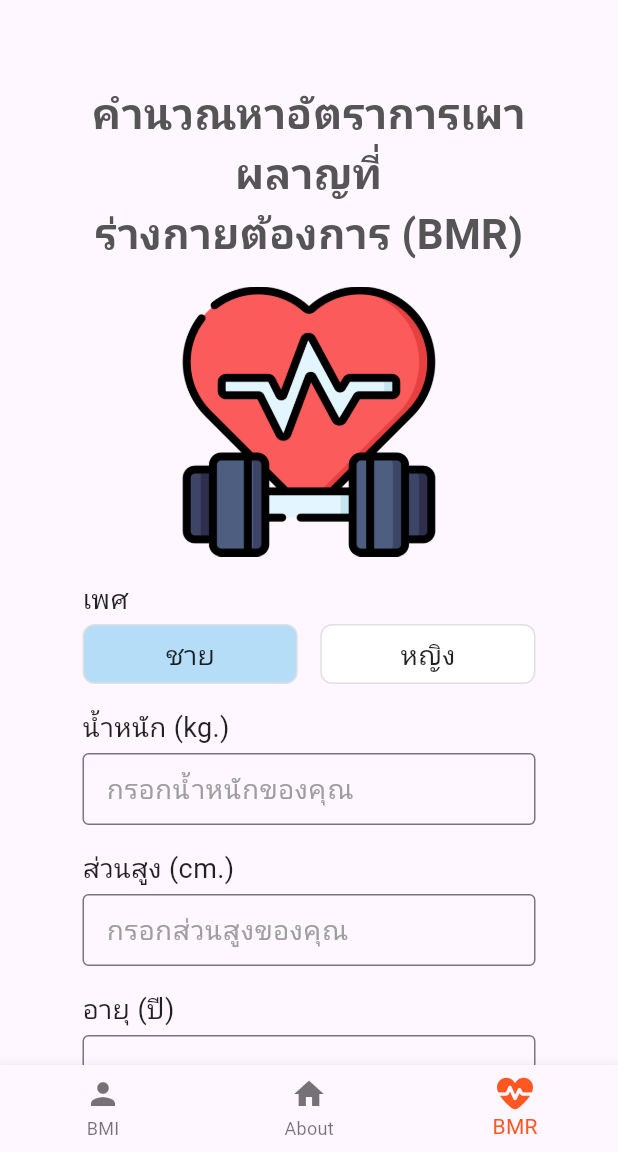
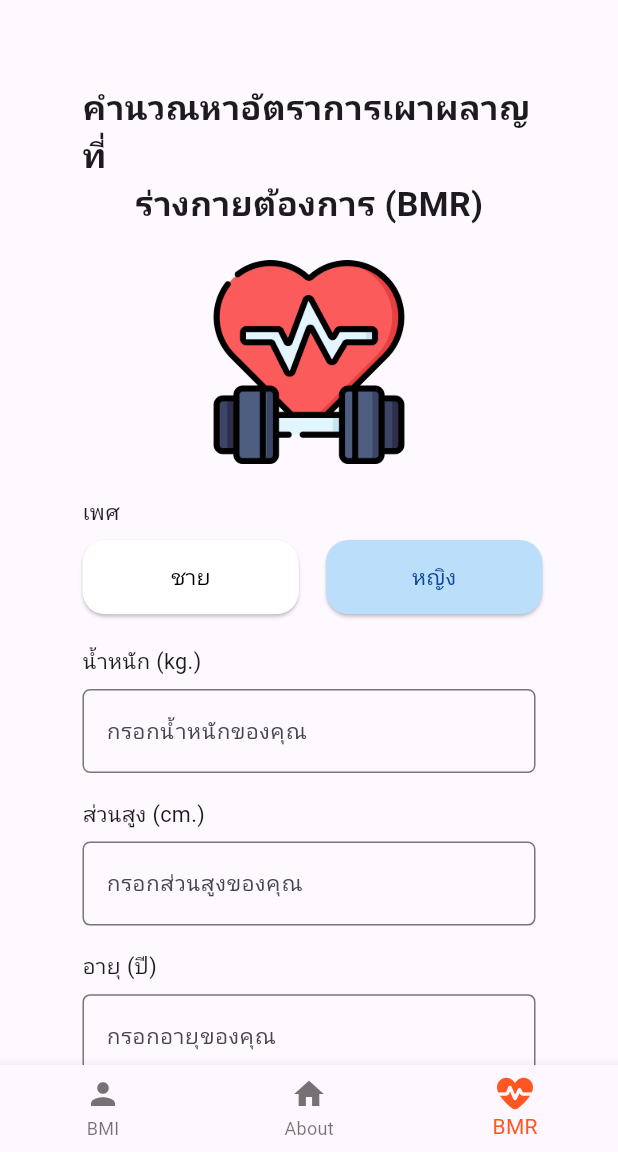
Before and after one commit to Ti33Y/flutter_body_health_calculator_project, a Flutter app: the screen it shows after launch, item 3 of the bottom bar chosen, on a phone screen of 412 x 824 dp, the part 84-1236 px from its top. Run offline on Flutter 3.47's test engine with Material 3 defaults, Android fonts, the phone set to English and light mode, and no system bars; our stand-ins replace font_awesome_flutter, google_fonts; Roboto replaces fonts that are missing (Kanit).

Commit message:
Update BMI and BMR

```diff
--- a/lib/views/bmi_ui.dart
+++ b/lib/views/bmi_ui.dart
@@ -8,6 +8,13 @@ class BmiUi extends StatefulWidget {
 }
 
 class _BmiUiState extends State<BmiUi> {
+  //สร้างัวแปลควบคุมเทคฟิว
+  TextEditingController _weightCtrl =TextEditingController();
+  TextEditingController _hightCtrl =TextEditingController();
+
+double _bmi = 0;
+String _result = "การแปลผล";
+
   @override
   Widget build(BuildContext context) {
     return Scaffold(
@@ -61,6 +68,7 @@ class _BmiUiState extends State<BmiUi> {
                 SizedBox(
                   height: 48,
                   child: TextField(
+                    controller: _weightCtrl,
                     keyboardType: TextInputType.number,
                     decoration: InputDecoration(
                       hintText: 'กรอกน้ำหนักของคุณ',
@@ -97,6 +105,7 @@ class _BmiUiState extends State<BmiUi> {
                 SizedBox(
                   height: 48,
                   child: TextField(
+                    controller: _hightCtrl,
                     keyboardType: TextInputType.number,
                     decoration: InputDecoration(
                       hintText: 'กรอกส่วนสูงของคุณ',
@@ -121,7 +130,48 @@ class _BmiUiState extends State<BmiUi> {
                   width: double.infinity,
                   height: 46,
                   child: ElevatedButton(
-                    onPressed: () {},
+                    onPressed: () {
+                      // ป้อมครบมั้ย
+                      if(_weightCtrl.text.isEmpty){
+                        ScaffoldMessenger.of(context).showSnackBar
+                        (SnackBar(
+                          content: Text('การุณากรอกน้ำหนัก'),
+                          backgroundColor: Colors.red),
+                        );
+                        return;
+                      }
+
+                      // ป้อมครบมั้ย
+                      if(_hightCtrl.text.isEmpty){
+                        ScaffoldMessenger.of(context).showSnackBar
+                        (SnackBar(
+                          content: Text('การุณากรอกส่วนสูง'),
+                          backgroundColor: Colors.red),
+                        );
+                        return;
+                      }
+
+                      //แปลงค่าคำนวณ
+                      double w = double.parse(_weightCtrl.text);
+                      double h = double.parse(_hightCtrl.text);
+
+                      // แสดดงผลใช้ setState
+                      setState(() {
+                        _bmi = w / ((h/100)*(h/100));
+                      });
+
+                      if(_bmi < 18.5){
+                        _result = "ผอม";
+                      }else if(_bmi < 22.9){
+                        _result = "ปกติ";
+                      }else if(_bmi < 24.9){
+                        _result = "อ้วน1";
+                      }else if(_bmi < 29.9){
+                        _result = "อ้วน2";
+                      }
+
+
+                    },
                     style: ElevatedButton.styleFrom(
                       backgroundColor: const Color(0xFFFF5722),
                       foregroundColor: Colors.white,
@@ -147,7 +197,15 @@ class _BmiUiState extends State<BmiUi> {
                   width: double.infinity,
                   height: 46,
                   child: ElevatedButton(
-                    onPressed: () {},
+                    onPressed: () {
+                      //ลบค่า bmi result
+                      setState(() {
+                        _weightCtrl.text = '';
+                        _hightCtrl.text = '';
+                        _bmi =0;
+                        _result ='การ';
+                      });
+                    },
                     style: ElevatedButton.styleFrom(
                       backgroundColor: const Color(0xFFB8B8BE),
                       foregroundColor: Colors.white,
@@ -188,7 +246,7 @@ class _BmiUiState extends State<BmiUi> {
                         ),
 
                         Text(
-                          '--',
+                          _bmi.toStringAsFixed(2),
                           style: TextStyle(
                             fontSize: 35,
                             fontWeight: FontWeight.bold,
@@ -197,7 +255,7 @@ class _BmiUiState extends State<BmiUi> {
                         ),
 
                         Text(
-                          'ผลลัพธ์',
+                          _result,
                           style: TextStyle(
                             fontSize: 18,
                             fontWeight: FontWeight.bold,
--- a/lib/views/bmr_ui.dart
+++ b/lib/views/bmr_ui.dart
@@ -8,317 +8,320 @@ class BmrUI extends StatefulWidget {
 }
 
 class _BmrUIState extends State<BmrUI> {
-  String gender = 'ชาย';
+  bool isMale = false; // สร้างตัวแปรเพื่อเก็บค่าเพศ
+    //สร้างัวแปลควบคุมเทคฟิว
+  TextEditingController _weightCtrl =TextEditingController();
+  TextEditingController _hightCtrl =TextEditingController();
+  TextEditingController _ageCtrl =TextEditingController();
+
+  double _bmr = 0;
+  String _result = "การแปลผล";
 
   @override
   Widget build(BuildContext context) {
     return Scaffold(
-      backgroundColor: const Color(0xFFFFF7FF),
-
+      backgroundColor: Colors.white10,
       body: SingleChildScrollView(
         child: Padding(
-          padding: EdgeInsets.all(55.0),
-
+          padding: const EdgeInsets.all(55),
           child: Center(
             child: Column(
               children: [
-
-                // หัวข้อ
                 Text(
-                  'คำนวณหาอัตราการเผาผลาญที่\n'
-                  'ร่างกายต้องการ (BMR)',
-                  textAlign: TextAlign.center,
+                  'คำนวณหาอัตราการเผาผลาญที่',
                   style: TextStyle(
-                    fontSize: 28,
+                    fontSize: MediaQuery.of(context).size.width * 0.055,
                     fontWeight: FontWeight.bold,
-                    color: const Color(0xFF555555),
                   ),
                 ),
-
-                SizedBox(height: 15),
-
-                // รูป BMR
+                Text(
+                  'ร่างกายต้องการ (BMR)',
+                  style: TextStyle(
+                    fontSize: MediaQuery.of(context).size.width * 0.055,
+                    fontWeight: FontWeight.bold,
+                  ),
+                ),
+                SizedBox(
+                  height: MediaQuery.of(context).size.height * 0.026,
+                ),
                 Image.asset(
                   'assets/images/bmr.png',
-                  width: 180,
-                  height: 180,
-                  fit: BoxFit.contain,
+                  width: MediaQuery.of(context).size.width * 0.33,
                 ),
-
-                SizedBox(height: 15),
-
-                // เพศ
+                SizedBox(
+                  height: MediaQuery.of(context).size.height * 0.026,
+                ),
                 Align(
                   alignment: Alignment.centerLeft,
                   child: Text(
                     'เพศ',
                     style: TextStyle(
-                      fontSize: 18,
-                      color: Colors.black87,
+                      fontSize: MediaQuery.of(context).size.width * 0.035,
                     ),
                   ),
                 ),
-
-                SizedBox(height: 4),
-
-                // ปุ่มเลือกเพศ
+                SizedBox(
+                  height: MediaQuery.of(context).size.height * 0.01,
+                ),
                 Row(
+                  mainAxisAlignment: MainAxisAlignment.center,
                   children: [
-
-                    Expanded(
-                      child: Container(
-                        height: 40,
-                        decoration: BoxDecoration(
-                          color: gender == 'ชาย'
-                              ? const Color(0xFFB5DDF8)
-                              : Colors.white,
-                          borderRadius: BorderRadius.circular(8),
-                          border: Border.all(
-                            color: const Color(0xFFE0E0E0),
+                    ElevatedButton(
+                      style: ElevatedButton.styleFrom(
+                        backgroundColor:
+                            isMale ? Colors.blue[100] : Colors.white,
+                        fixedSize: Size(
+                          MediaQuery.of(context).size.width * 0.35,
+                          MediaQuery.of(context).size.height * 0.06,
+                        ),
+                        shape: RoundedRectangleBorder(
+                          borderRadius: BorderRadius.circular(15),
                         ),
                       ),
-                        alignment: Alignment.center,
+                      onPressed: () {
+                        setState(() {
+                          isMale = true; // กำหนดค่าเพศเป็นชาย
+                        });
+                      },
                       child: Text(
                         'ชาย',
                         style: TextStyle(
-                            fontSize: 18,
-                            color: Colors.black87,
+                          color: isMale ? Colors.blue[900] : Colors.black,
+                          fontSize: MediaQuery.of(context).size.width * 0.0355,
                         ),
                       ),
                     ),
+                    SizedBox(
+                      width: MediaQuery.of(context).size.width * 0.044,
                     ),
-
-                    SizedBox(width: 15),
-
-                    Expanded(
-                      child: Container(
-                        height: 40,
-                        decoration: BoxDecoration(
-                          color: gender == 'หญิง'
-                              ? const Color(0xFFB5DDF8)
-                              : Colors.white,
-                          borderRadius: BorderRadius.circular(8),
-                          border: Border.all(
-                            color: const Color(0xFFE0E0E0),
+                    ElevatedButton(
+                      style: ElevatedButton.styleFrom(
+                        backgroundColor:
+                            !isMale ? Colors.blue[100] : Colors.white,
+                        fixedSize: Size(
+                          MediaQuery.of(context).size.width * 0.35,
+                          MediaQuery.of(context).size.height * 0.06,
+                        ),
+                        shape: RoundedRectangleBorder(
+                          borderRadius: BorderRadius.circular(15),
                         ),
                       ),
-                        alignment: Alignment.center,
+                      onPressed: () {
+                        setState(() {
+                          isMale = false; // กำหนดค่าเพศเป็นหญิง
+                        });
+                      },
                       child: Text(
                         'หญิง',
                         style: TextStyle(
-                            fontSize: 18,
-                            color: Colors.black87,
+                          color: !isMale ? Colors.blue[900] : Colors.black,
+                          fontSize: MediaQuery.of(context).size.width * 0.0355,
                         ),
                       ),
                     ),
-                    ),
-
                   ],
                 ),
-
-                SizedBox(height: 15),
-
-                // น้ำหนัก
+                SizedBox(
+                  height: MediaQuery.of(context).size.height * 0.025,
+                ),
                 Align(
                   alignment: Alignment.centerLeft,
                   child: Text(
                     'น้ำหนัก (kg.)',
                     style: TextStyle(
-                      fontSize: 18,
-                      color: Colors.black87,
+                      fontSize: MediaQuery.of(context).size.width * 0.035,
                     ),
                   ),
                 ),
-
-                SizedBox(height: 4),
-
                 SizedBox(
-                  height: 48,
-                  child: TextField(
+                  height: MediaQuery.of(context).size.height * 0.01,
+                ),
+                TextField(
+                  controller: _weightCtrl,
                   keyboardType: TextInputType.number,
                   decoration: InputDecoration(
                     hintText: 'กรอกน้ำหนักของคุณ',
                     hintStyle: TextStyle(
-                        fontSize: 18,
-                        color: Colors.grey,
-                      ),
-                      contentPadding: EdgeInsets.symmetric(
-                        horizontal: 12,
+                      fontSize: MediaQuery.of(context).size.width * 0.035,
                     ),
                     border: OutlineInputBorder(
-                        borderRadius: BorderRadius.circular(4),
+                      borderRadius: BorderRadius.circular(5),
                     ),
                   ),
                 ),
+                SizedBox(
+                  height: MediaQuery.of(context).size.height * 0.02,
                 ),
-
-                SizedBox(height: 15),
-
-                // ส่วนสูง
                 Align(
                   alignment: Alignment.centerLeft,
                   child: Text(
                     'ส่วนสูง (cm.)',
                     style: TextStyle(
-                      fontSize: 18,
-                      color: Colors.black87,
+                      fontSize: MediaQuery.of(context).size.width * 0.035,
                     ),
                   ),
                 ),
-
-                SizedBox(height: 4),
-
                 SizedBox(
-                  height: 48,
-                  child: TextField(
+                  height: MediaQuery.of(context).size.height * 0.01,
+                ),
+                TextField(
+                  controller: _hightCtrl,
                   keyboardType: TextInputType.number,
                   decoration: InputDecoration(
                     hintText: 'กรอกส่วนสูงของคุณ',
                     hintStyle: TextStyle(
-                        fontSize: 18,
-                        color: Colors.grey,
-                      ),
-                      contentPadding: EdgeInsets.symmetric(
-                        horizontal: 12,
+                      fontSize: MediaQuery.of(context).size.width * 0.035,
                     ),
                     border: OutlineInputBorder(
-                        borderRadius: BorderRadius.circular(4),
+                      borderRadius: BorderRadius.circular(5),
                     ),
                   ),
                 ),
+                SizedBox(
+                  height: MediaQuery.of(context).size.height * 0.02,
                 ),
-
-                SizedBox(height: 15),
-
-                // อายุ
                 Align(
                   alignment: Alignment.centerLeft,
                   child: Text(
                     'อายุ (ปี)',
                     style: TextStyle(
-                      fontSize: 18,
-                      color: Colors.black87,
+                      fontSize: MediaQuery.of(context).size.width * 0.035,
                     ),
                   ),
                 ),
-
-                SizedBox(height: 4),
-
                 SizedBox(
-                  height: 48,
-                  child: TextField(
+                  height: MediaQuery.of(context).size.height * 0.01,
+                ),
+                TextField(
+                  controller: _ageCtrl,
                   keyboardType: TextInputType.number,
                   decoration: InputDecoration(
                     hintText: 'กรอกอายุของคุณ',
                     hintStyle: TextStyle(
-                        fontSize: 18,
-                        color: Colors.grey,
-                      ),
-                      contentPadding: EdgeInsets.symmetric(
-                        horizontal: 12,
+                      fontSize: MediaQuery.of(context).size.width * 0.035,
                     ),
                     border: OutlineInputBorder(
-                        borderRadius: BorderRadius.circular(4),
+                      borderRadius: BorderRadius.circular(5),
                     ),
                   ),
                 ),
+                SizedBox(
+                  height: MediaQuery.of(context).size.height * 0.03,
                 ),
+                ElevatedButton(
+                  onPressed: () {
+                     // ป้อมครบมั้ย
+                      if(_weightCtrl.text.isEmpty){
+                        ScaffoldMessenger.of(context).showSnackBar
+                        (SnackBar(
+                          content: Text('การุณากรอกน้ำหนัก'),
+                          backgroundColor: Colors.red),
+                        );
+                        return;
+                      }
 
-                SizedBox(height: 20),
+                     // ป้อมครบมั้ย
+                      if(_hightCtrl.text.isEmpty){
+                        ScaffoldMessenger.of(context).showSnackBar
+                        (SnackBar(
+                          content: Text('การุณากรอกส่วสูง'),
+                          backgroundColor: Colors.red),
+                        );
+                        return;
+                      }
+                     // ป้อมครบมั้ย
+                      if(_ageCtrl.text.isEmpty){
+                        ScaffoldMessenger.of(context).showSnackBar
+                        (SnackBar(
+                          content: Text('การุณากรอกอายุ'),
+                          backgroundColor: Colors.red),
+                        );
+                        return;
+                      }
+                    setState(() {
+                      double w =double.parse(_weightCtrl.text);
+                      double h =double.parse(_hightCtrl.text);
+                      double a =double.parse(_ageCtrl.text);
 
-                // ปุ่มคำนวณ
-                SizedBox(
-                  width: double.infinity,
-                  height: 46,
-                  child: ElevatedButton(
-                    onPressed: () {},
-                    style: ElevatedButton.styleFrom(
-                      backgroundColor: const Color(0xFFFF5722),
-                      foregroundColor: Colors.white,
-                      elevation: 0,
-                      shape: RoundedRectangleBorder(
-                        borderRadius: BorderRadius.circular(25),
-                      ),
-                    ),
+                      if(isMale == true){
+                        _bmr = 88.362 + (13.397 * w) + (4.799 * h) - (5.677 * a);
+                      }else{
+                        _bmr = 447.593 + (9.247 * w) + (3.098 * h) - (4.330 * a);
+                      }
+                    });
+                  },
                   child: Text(
                     'คำนวณ BMR',
                     style: TextStyle(
-                        fontSize: 18,
+                      fontSize: MediaQuery.of(context).size.width * 0.045,
+                      color: Colors.white,
+                    ),
+                  ),
+                  style: ElevatedButton.styleFrom(
+                    backgroundColor: Colors.deepOrange,
+                    fixedSize: Size(
+                      MediaQuery.of(context).size.width,
+                      MediaQuery.of(context).size.height * 0.06,
+                    ),
+                  ),
+                ),
+                SizedBox(
+                  height: MediaQuery.of(context).size.height * 0.015,
+                ),
+                ElevatedButton(
+                  onPressed: () {},
+                  child: Text(
+                    'ล้างข้อมูล',
+                    style: TextStyle(
+                      fontSize: MediaQuery.of(context).size.width * 0.045,
+                      color: Colors.white,
+                    ),
+                  ),
+                  style: ElevatedButton.styleFrom(
+                    backgroundColor: Colors.grey[400],
+                    fixedSize: Size(
+                      MediaQuery.of(context).size.width,
+                      MediaQuery.of(context).size.height * 0.06,
+                    ),
+                  ),
+                ),
+                SizedBox(
+                  height: MediaQuery.of(context).size.height * 0.025,
+                ),
+                SizedBox(
+                  width: MediaQuery.of(context).size.width,
+                  height: MediaQuery.of(context).size.height * 0.18,
+                  child: Container(
+                    color: Colors.green[100],
+                    child: Column(
+                      mainAxisAlignment: MainAxisAlignment.center,
+                      children: [
+                        Text(
+                          'BMR',
+                          style: TextStyle(
+                            fontSize: MediaQuery.of(context).size.width * 0.045,
                             fontWeight: FontWeight.bold,
                           ),
                         ),
+                        Text(
+                          _bmr.toStringAsFixed(2),
+                          style: TextStyle(
+                            fontSize: MediaQuery.of(context).size.width * 0.1,
+                            fontWeight: FontWeight.bold,
+                            color: Colors.deepOrange,
                           ),
                         ),
-
-                SizedBox(height: 8),
-
-                // ปุ่มล้างข้อมูล
-                SizedBox(
-                  width: double.infinity,
-                  height: 46,
-                  child: ElevatedButton(
-                    onPressed: () {},
-                    style: ElevatedButton.styleFrom(
-                      backgroundColor: const Color(0xFFB8B8BE),
-                      foregroundColor: Colors.white,
-                      elevation: 0,
-                      shape: RoundedRectangleBorder(
-                        borderRadius: BorderRadius.circular(25),
-                      ),
-                    ),
-                    child: Text(
-                      'ล้างข้อมูล',
+                        Text(
+                          'kcal/day',
                           style: TextStyle(
-                        fontSize: 18,
+                            fontSize: MediaQuery.of(context).size.width * 0.045,
                             fontWeight: FontWeight.bold,
                           ),
                         ),
-                  ),
-                ),
-
-                SizedBox(height: 15),
-
-                // กรอบผลลัพธ์
-                Container(
-                  width: double.infinity,
-                  height: 140,
-                  color: const Color(0xFFC5E7C6),
-
-                  child: Center(
-                    child: Column(
-                      mainAxisAlignment: MainAxisAlignment.center,
-                      children: [
-
-                        Text(
-                          'BMR',
-                          style: TextStyle(
-                            fontSize: 18,
-                            fontWeight: FontWeight.bold,
-                          ),
-                        ),
-
-                        Text(
-                          '--',
-                          style: TextStyle(
-                            fontSize: 35,
-                            fontWeight: FontWeight.bold,
-                            color: Colors.red,
-                          ),
-                        ),
-
-                        Text(
-                          'kcal/day',
-                          style: TextStyle(
-                            fontSize: 18,
-                            fontWeight: FontWeight.bold,
-                          ),
-                        ),
-
                       ],
                     ),
                   ),
                 ),
-
               ],
             ),
           ),
```
Lines whose indentation alone changed are shown as unchanged.
